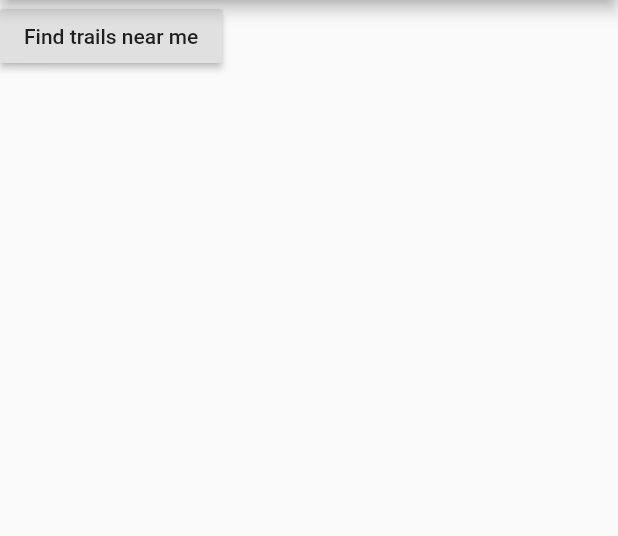
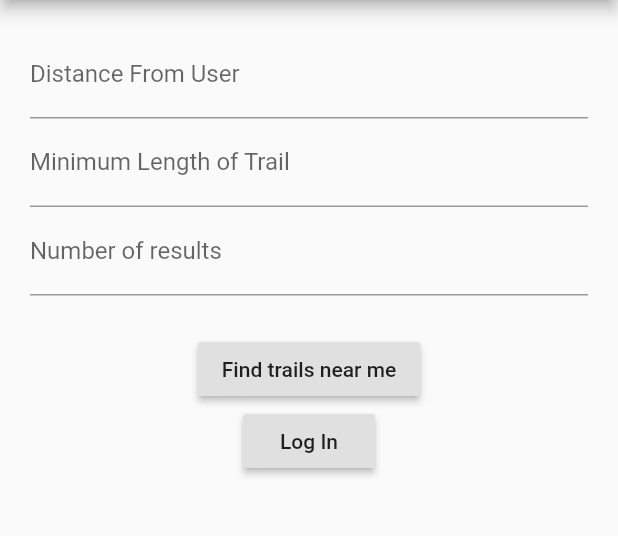
Before and after one commit to mmichelon/HikeLocator, a Flutter app: the screen it shows after launch, after a tap on "Find trails near me", on a phone screen of 412 x 824 dp, the part 84-620 px from its top. Run offline on Flutter 3.47's test engine with Material 2 defaults, Android fonts, the phone set to English and light mode, and no system bars; our stand-ins replace firebase_database, geolocator, google_maps_flutter; accounts and stored records are empty.

Commit message:
signup form created and more data sent to api

```diff
--- a/lib/screens/home_screen.dart
+++ b/lib/screens/home_screen.dart
@@ -3,10 +3,9 @@ import '../models/trail_model.dart';
 import 'package:http/http.dart';
 import 'dart:convert';
 import '../screens/list_screen.dart';
-import 'package:firebase_database/firebase_database.dart';
 import 'package:geolocator/geolocator.dart';
+import 'login_screen.dart';
 
-final FirebaseDatabase database = FirebaseDatabase.instance;
 class MyApp extends StatefulWidget {
   @override
   State<StatefulWidget> createState() {
@@ -15,32 +14,27 @@ class MyApp extends StatefulWidget {
 }
 
 class HomeScreen extends State<MyApp> {
-  int counter = 0;
   double userLat;
   double userLon;
+  double distance = 10;
+  double length = 0;
+  double results = 10;
+  final formkey = GlobalKey<FormState>();
   List<TrailModel> trails = [];
+
   Future<List<TrailModel>> fetchData() async {
     Position position = await Geolocator().getCurrentPosition(desiredAccuracy: LocationAccuracy.high);
-    print(position.latitude);
-    print(position.longitude);
     userLat = position.latitude;
     userLon = position.longitude;
+
     var response = await get(
-        'https://www.hikingproject.com/data/get-trails?lat=$userLat&lon=$userLon&maxDistance=10&key=200419778-6a46042e219d019001dd83b13d58aa59');
+        'https://www.hikingproject.com/data/get-trails?lat=$userLat&lon=$userLon&maxDistance=$distance&minLength=$length&maxResults=$results&key=200419778-6a46042e219d019001dd83b13d58aa59');
     var trailModel = TrailModel.fromJson(json.decode(response.body));
-    database.reference().child("counter").set({
-      "counter": counter
-    });
-    counter++;
+
     trails.clear();
-    for(int i = 0; i < 10; i++){
+    for(int i = 0; i < results; i++){
       trails.add(trailModel);
     }
-    database.reference().child("counter").once().then((DataSnapshot snapshot){
-      Map<dynamic, dynamic> data = snapshot.value;
-
-      print("Values from db:  ${data.values}");
-    });
 
     return trails;
   }
@@ -49,21 +43,91 @@ class HomeScreen extends State<MyApp> {
   Widget build(BuildContext context) {
     return MaterialApp(
         home: Scaffold(
+            resizeToAvoidBottomPadding: false,
             appBar: AppBar(title: Text("HikeLocator")),
           body:
-          new RaisedButton(
+          Container(
+              margin: EdgeInsets.all(20.0),
+              child: Form(
+                key: formkey,
+                child: Column(
+                  children: <Widget>[
+                    distanceFromUser(),
+                    lengthOfTrail(),
+                    numOfResults(),
+                    Container(
+                      margin: EdgeInsets.only(top: 25.0),
+                    ),
+                    submitButton(),
+                    loginButton(),
+                  ],
+                ),
+              )
+          )
+        ),
+    );
+  }
+  Widget distanceFromUser(){
+    return TextFormField(
+      decoration: InputDecoration(
+          labelText: "Distance From User",
+          hintText: 'x.x miles'
+
+      ),
+      onSaved:(String value){
+        distance = double.parse(value);
+      },
+    );
+  }
+  Widget lengthOfTrail(){
+    return TextFormField(
+      decoration: InputDecoration(
+          labelText: "Minimum Length of Trail",
+          hintText: 'x.x miles'
+      ),
+      onSaved:(String value){
+        length = double.parse(value);
+      },
+    );
+  }
+  Widget numOfResults(){
+    return TextFormField(
+      decoration: InputDecoration(
+          labelText: "Number of results",
+          hintText: 'Top x results'
+
+      ),
+      onSaved:(String value){
+        results = double.parse(value);
+      },
+    );
+
+  }
+  Widget submitButton(){
+    return RaisedButton(
       child: Text("Find trails near me"),
-            onPressed: () async {
+      onPressed: () async{
+        formkey.currentState.save();
           final trails = await fetchData();
           Navigator.push(
             context,
-                new MaterialPageRoute(builder: (context) => new ListScreen(trails, userLat, userLon)),
+            MaterialPageRoute(
+                builder: (context) => ListScreen(trails, userLat, userLon)),
           );
 
       },
-          ),
+    );
+  }
+  Widget loginButton(){
+    return RaisedButton(
+      child: Text("Log In"),
+      onPressed: () {
+        Navigator.push(
+          context,
+          MaterialPageRoute(builder: (context) => LogInScreen()),
+        );
 
-
-        ));
+      },
+    );
   }
 }
```
Also changed, not shown: lib/screens/login_screen.dart (added, +117 -0 lines), lib/screens/signup_screen.dart (added, +103 -0 lines). Lines whose indentation alone changed are shown as unchanged.
